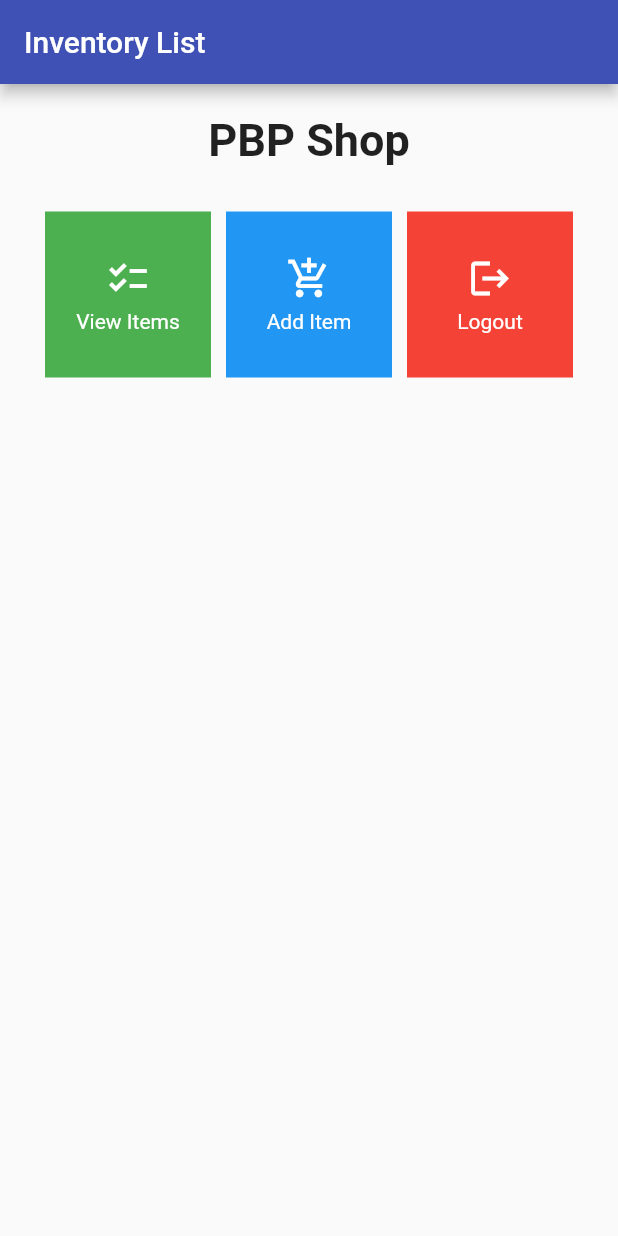
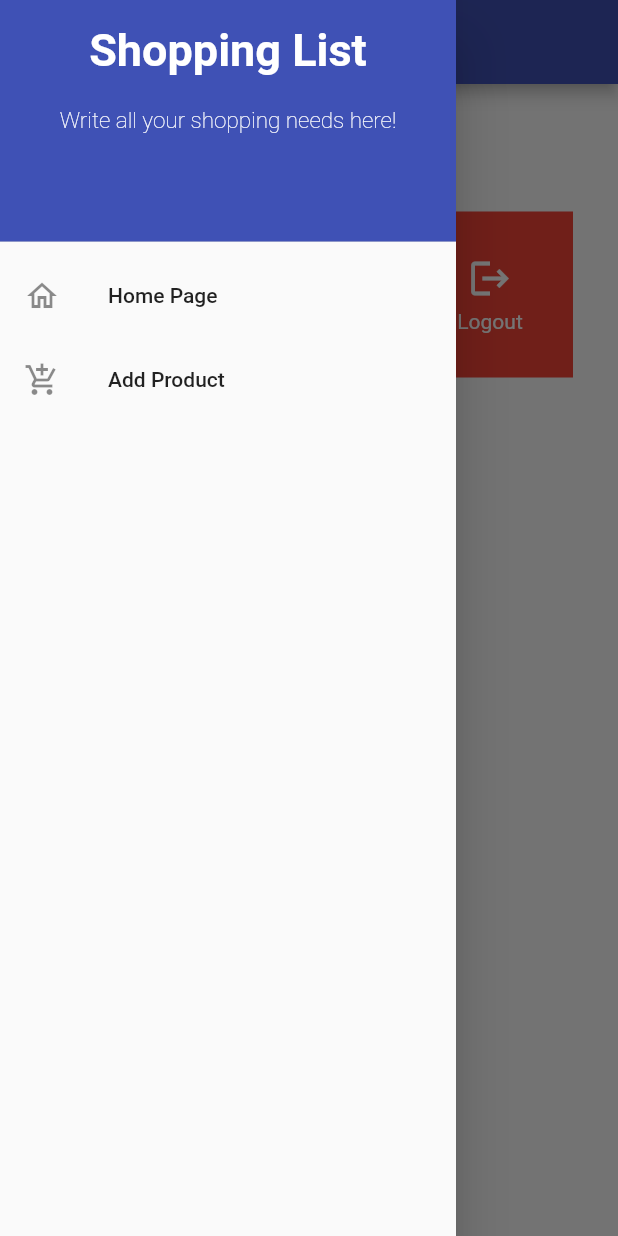
Before and after one commit to ardhika23/inventory-list-mobile, a Flutter app: the screen it shows after launch, with the side drawer open (before the commit the screen has no drawer), on a phone screen of 412 x 824 dp. Run offline on Flutter 3.47's test engine with Material 2 defaults, Android fonts, the phone set to English and light mode, and no system bars.

Commit message:
Finished Assignment 8

```diff
--- a/lib/main.dart
+++ b/lib/main.dart
@@ -1,5 +1,5 @@
 import 'package:flutter/material.dart';
-import 'package:inventory_list/menu.dart';
+import 'package:inventory_list/screens/menu.dart';
 
 void main() {
   runApp(const MyApp());
--- a/lib/menu.dart
+++ b/lib/screens/menu.dart
@@ -1,4 +1,6 @@
 import 'package:flutter/material.dart';
+import 'package:inventory_list/widgets/left_drawer.dart';
+import 'package:inventory_list/widgets/shop_card.dart';
 
 class MyHomePage extends StatelessWidget {
   MyHomePage({Key? key}) : super(key: key);
@@ -64,6 +66,7 @@ class MyHomePage extends StatelessWidget {
               ),
             ),
           ),
+          drawer: const LeftDrawer(),
         );
     }
 }
--- /dev/null
+++ b/lib/widgets/left_drawer.dart
@@ -0,0 +1,69 @@
+import 'package:flutter/material.dart';
+import 'package:inventory_list/screens/menu.dart';
+import 'package:inventory_list/screens/shoplist_form.dart';
+
+class LeftDrawer extends StatelessWidget {
+  const LeftDrawer({super.key});
+
+  @override
+  Widget build(BuildContext context) {
+    return Drawer(
+      child: ListView(
+        children: [
+          const DrawerHeader(
+            decoration: BoxDecoration(
+              color: Colors.indigo,
+            ),
+            child: Column(
+              children: [
+                Text(
+                  'Shopping List',
+                  textAlign: TextAlign.center,
+                  style: TextStyle(
+                    fontSize: 30,
+                    fontWeight: FontWeight.bold,
+                    color: Colors.white,
+                  ),
+                ),
+                Padding(padding: EdgeInsets.all(10)),
+                Text("Write all your shopping needs here!",
+                    // Adding text style with center alignment, font size 15, white color, and regular weight
+                  style: TextStyle(
+                    fontSize: 15,
+                    color: Colors.white,
+                    fontWeight: FontWeight.w100,
+                  ),
+                  textAlign: TextAlign.center,
+                ),
+              ],
+            ),
+          ),
+          ListTile(
+            leading: const Icon(Icons.home_outlined),
+            title: const Text('Home Page'),
+            // Redirection to MyHomePage
+            onTap: () {
+              Navigator.pushReplacement(
+                  context,
+                  MaterialPageRoute(
+                    builder: (context) => MyHomePage(),
+                  ));
+            },
+          ),
+          ListTile(
+            leading: const Icon(Icons.add_shopping_cart),
+            title: const Text('Add Product'),
+            // Redirection to ShopFormPage
+            onTap: () {
+              // Routing to ShopFormPage here, after ShopFormPage has been created.
+              Navigator.pushReplacement(
+                context,
+                MaterialPageRoute(builder: (context) => const ShopFormPage())
+              );
+            },
+          ),
+        ],
+      ),
+    );
+  }
+}
--- /dev/null
+++ b/lib/widgets/shop_card.dart
@@ -0,0 +1,65 @@
+import 'package:flutter/material.dart';
+import 'package:inventory_list/screens/shoplist_form.dart';
+
+class ShopItem {
+  final String name;
+  final IconData icon;
+
+  ShopItem(this.name, this.icon);
+}
+
+class ShopCard extends StatelessWidget {
+  final ShopItem item;
+
+  const ShopCard(this.item, {super.key}); // Constructor
+
+  @override
+  Widget build(BuildContext context) {
+    return Material(
+      color: Colors.indigo,
+      child: InkWell(
+        // Responsive touch area
+        onTap: () {
+          // Displays a SnackBar when tapped
+          ScaffoldMessenger.of(context)
+            ..hideCurrentSnackBar()
+            ..showSnackBar(SnackBar(
+                content: Text("You pressed the ${item.name} button!")));
+
+          // Navigate to the corresponding route (depending on the type of button)
+          if (item.name == "Add Product") {
+            // Navigate to MaterialPageRoute that includes ShopFormPage.
+            Navigator.push(
+              context,
+              MaterialPageRoute(
+                builder: (context) => const ShopFormPage(),
+              ),
+            );
+          }
+        },
+        child: Container(
+          // Container to hold Icon and Text
+          padding: const EdgeInsets.all(8),
+          child: Center(
+            child: Column(
+              mainAxisAlignment: MainAxisAlignment.center,
+              children: [
+                Icon(
+                  item.icon,
+                  color: Colors.white,
+                  size: 30.0,
+                ),
+                const Padding(padding: EdgeInsets.all(3)),
+                Text(
+                  item.name,
+                  textAlign: TextAlign.center,
+                  style: const TextStyle(color: Colors.white),
+                ),
+              ],
+            ),
+          ),
+        ),
+      ),
+    );
+  }
+}
```
Also changed, not shown: lib/screens/shoplist_form.dart (added, +180 -0 lines).
